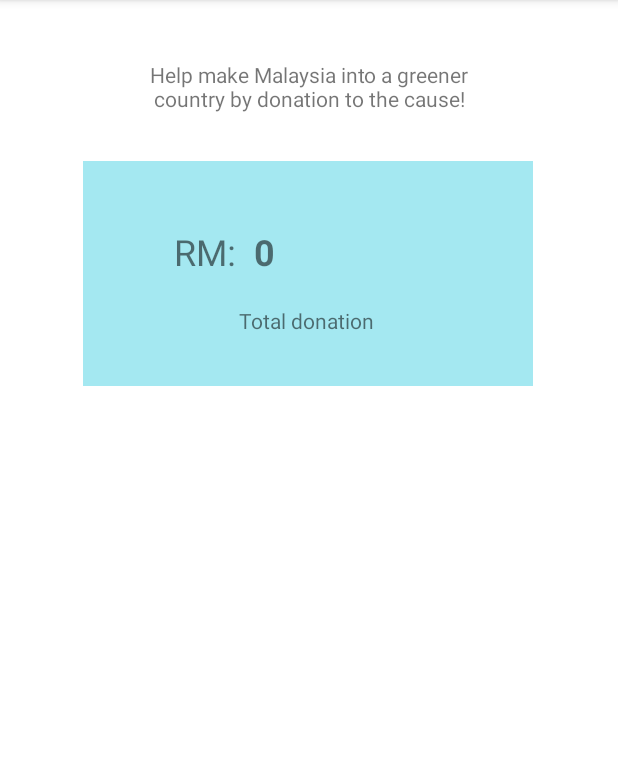
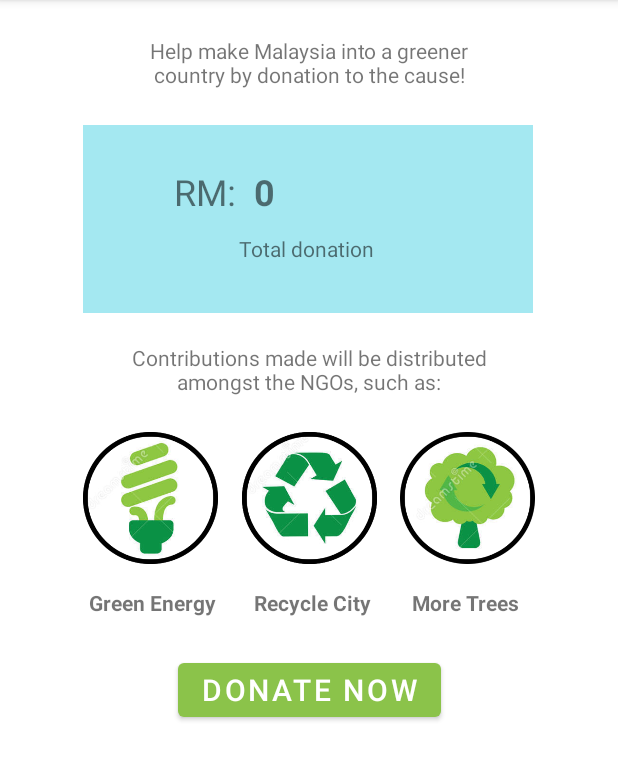
Before and after one commit to CheesyBen1/GoGreen, an Android app: the fragment donationFragment shown on its own in the app's theme, on a phone screen of 412 x 824 dp, the part 84-865 px from its top. Run offline under Robolectric (Android 15) with nearby library versions, the phone set to English and light mode, and no system bars; our stand-ins replace Firebase (no records; nobody signed in at launch, a user with empty details on screens opened directly); 1 statement that could not run was skipped.

Commit message:
donations tab finished need to add subsequent donation activity
profile page need work, need add contact me button
add profile photo

implement donation history

```diff
--- a/app/src/main/res/layout/fragment_donation.xml
+++ b/app/src/main/res/layout/fragment_donation.xml
@@ -6,7 +6,6 @@
     android:layout_width="match_parent"
     android:layout_height="match_parent"
     android:backgroundTintMode="src_in"
-    android:textAlignment="textEnd"
     tools:context=".fragments.donationFragment">
 
     <!-- TODO: Update blank fragment layout -->
@@ -15,18 +14,31 @@
         android:id="@+id/textView"
         android:layout_width="250sp"
         android:layout_height="wrap_content"
-        android:layout_marginTop="40dp"
+        android:layout_marginTop="24dp"
         android:gravity="center"
         android:text="Help make Malaysia into a greener country by donation to the cause!"
         app:layout_constraintEnd_toEndOf="parent"
+        app:layout_constraintHorizontal_bias="0.503"
         app:layout_constraintStart_toStartOf="parent"
         app:layout_constraintTop_toTopOf="parent" />
 
     <TextView
+        android:id="@+id/textView7"
+        android:layout_width="250sp"
+        android:layout_height="wrap_content"
+        android:layout_marginTop="20dp"
+        android:gravity="center"
+        android:text="Contributions made will be distributed amongst the NGOs, such as:"
+        app:layout_constraintEnd_toEndOf="parent"
+        app:layout_constraintHorizontal_bias="0.503"
+        app:layout_constraintStart_toStartOf="parent"
+        app:layout_constraintTop_toBottomOf="@+id/box" />
+
+    <TextView
         android:id="@+id/box"
         android:layout_width="300sp"
-        android:layout_height="150sp"
-        android:layout_marginTop="32dp"
+        android:layout_height="125sp"
+        android:layout_marginTop="24dp"
         android:background="#A4E8F1"
         app:layout_constraintEnd_toEndOf="parent"
         app:layout_constraintHorizontal_bias="0.495"
@@ -50,20 +62,95 @@
         android:layout_width="wrap_content"
         android:layout_height="wrap_content"
         android:layout_marginStart="116dp"
-        android:layout_marginTop="76dp"
+        android:layout_marginTop="28dp"
         android:text="RM:"
         android:textSize="24sp"
         app:layout_constraintStart_toStartOf="parent"
-        app:layout_constraintTop_toBottomOf="@+id/textView" />
+        app:layout_constraintTop_toTopOf="@+id/box" />
 
     <TextView
         android:id="@+id/textView5"
         android:layout_width="wrap_content"
         android:layout_height="wrap_content"
         android:layout_marginStart="104dp"
-        android:layout_marginTop="20dp"
+        android:layout_marginTop="12dp"
         android:text="Total donation"
         app:layout_constraintStart_toStartOf="@+id/box"
         app:layout_constraintTop_toBottomOf="@+id/textView4" />
 
+    <TextView
+        android:id="@+id/textView8"
+        android:layout_width="90dp"
+        android:layout_height="88dp"
+        android:layout_marginTop="24dp"
+        android:background="@drawable/energy"
+        app:layout_constraintStart_toStartOf="@+id/box"
+        app:layout_constraintTop_toBottomOf="@+id/textView7" />
+
+    <TextView
+        android:id="@+id/textView9"
+        android:layout_width="90dp"
+        android:layout_height="88dp"
+        android:layout_marginStart="16dp"
+        android:background="@drawable/recycle"
+        app:layout_constraintStart_toEndOf="@+id/textView8"
+        app:layout_constraintTop_toTopOf="@+id/textView8" />
+
+    <TextView
+        android:id="@+id/textView10"
+        android:layout_width="90dp"
+        android:layout_height="88dp"
+        android:layout_marginStart="16dp"
+        android:background="@drawable/trees"
+        app:layout_constraintEnd_toEndOf="@+id/box"
+        app:layout_constraintStart_toEndOf="@+id/textView9"
+        app:layout_constraintTop_toTopOf="@+id/textView8" />
+
+    <TextView
+        android:id="@+id/textView11"
+        android:layout_width="wrap_content"
+        android:layout_height="wrap_content"
+        android:layout_marginStart="4dp"
+        android:layout_marginTop="16dp"
+        android:text="Green Energy"
+        android:textStyle="bold"
+        app:layout_constraintStart_toStartOf="@+id/textView8"
+        app:layout_constraintTop_toBottomOf="@+id/textView8" />
+
+    <TextView
+        android:id="@+id/textView12"
+        android:layout_width="wrap_content"
+        android:layout_height="wrap_content"
+        android:layout_marginStart="8dp"
+        android:layout_marginTop="16dp"
+        android:text="Recycle City"
+        android:textStyle="bold"
+        app:layout_constraintBottom_toBottomOf="@+id/textView11"
+        app:layout_constraintStart_toStartOf="@+id/textView9"
+        app:layout_constraintTop_toBottomOf="@+id/textView9"
+        app:layout_constraintVertical_bias="0.0" />
+
+    <TextView
+        android:id="@+id/textView13"
+        android:layout_width="wrap_content"
+        android:layout_height="wrap_content"
+        android:layout_marginStart="8dp"
+        android:layout_marginTop="16dp"
+        android:text="More Trees"
+        android:textStyle="bold"
+        app:layout_constraintStart_toStartOf="@+id/textView10"
+        app:layout_constraintTop_toBottomOf="@+id/textView10" />
+
+    <Button
+        android:id="@+id/button"
+        android:layout_width="wrap_content"
+        android:layout_height="wrap_content"
+        android:layout_marginTop="172dp"
+        android:text="Donate Now"
+        android:textColor="@color/white"
+        android:textSize="20sp"
+        app:layout_constraintEnd_toEndOf="parent"
+        app:layout_constraintStart_toStartOf="parent"
+        app:layout_constraintTop_toBottomOf="@+id/textView7" />
+
 </androidx.constraintlayout.widget.ConstraintLayout>
```
Also changed, not shown: app/src/main/AndroidManifest.xml (+6 -1 lines), app/src/main/java/com/example/gogreen/donationAmount.kt (added, +11 -0 lines), app/src/main/res/layout/activity_donation_amount.xml (added, +22 -0 lines), app/src/main/res/layout/activity_profile.xml (+20 -4 lines), app/src/main/res/drawable/energy.png (added), app/src/main/res/drawable/recycle.png (added), app/src/main/res/drawable/trees.png (added).
